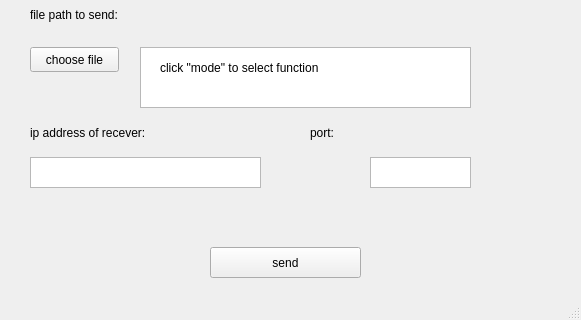
This is qt/ssl-gui/ssl-gui/mainwindow.ui in mio22440/opensslTransmit as Qt 5 draws it before an edit; both pictures show x 0 to 581 and y 152 to 472 of the 581 by 472 pixel window. The edited form follows.
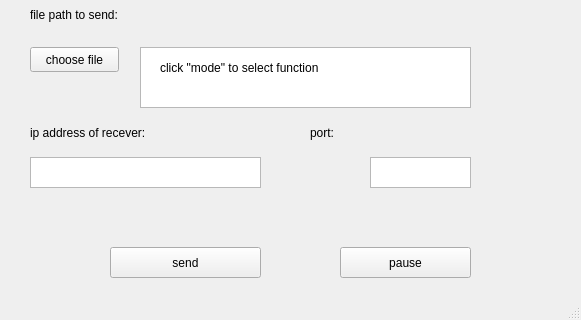
This is the edited form.

```diff
--- a/qt/ssl-gui/ssl-gui/mainwindow.ui
+++ b/qt/ssl-gui/ssl-gui/mainwindow.ui
@@ -76,7 +76,7 @@
    <widget class="QPushButton" name="pb_apply">
     <property name="geometry">
      <rect>
-      <x>210</x>
+      <x>110</x>
       <y>380</y>
       <width>151</width>
       <height>31</height>
@@ -164,6 +164,19 @@
      <string>click &quot;mode&quot; to select function</string>
     </property>
    </widget>
+   <widget class="QPushButton" name="pb_pause">
+    <property name="geometry">
+     <rect>
+      <x>340</x>
+      <y>380</y>
+      <width>131</width>
+      <height>31</height>
+     </rect>
+    </property>
+    <property name="text">
+     <string>pause</string>
+    </property>
+   </widget>
   </widget>
   <widget class="QMenuBar" name="mb_choose_mode">
    <property name="geometry">
```
